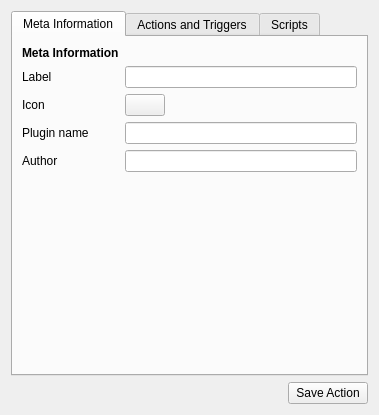
First picture: the form in webappeditor/src/webappaction.ui, repository KDE/silk, before the edit.
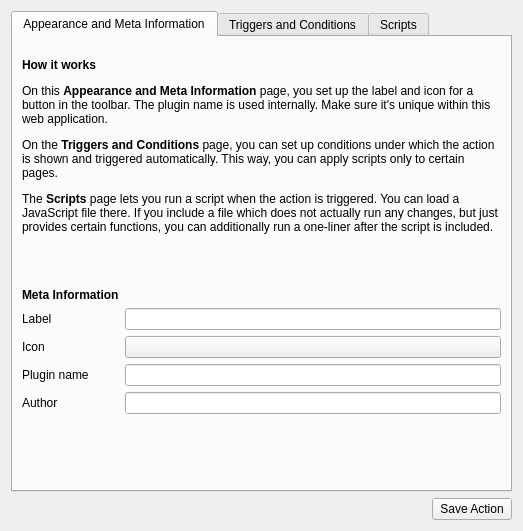
Second picture: the form after the edit. Custom widgets are drawn as their Qt base class.

What changed in the file:
```diff
--- a/webappeditor/src/webappaction.ui
+++ b/webappeditor/src/webappaction.ui
@@ -6,8 +6,8 @@
    <rect>
     <x>0</x>
     <y>0</y>
-    <width>379</width>
-    <height>415</height>
+    <width>523</width>
+    <height>531</height>
    </rect>
   </property>
   <property name="windowTitle">
@@ -27,17 +27,50 @@
      </property>
      <widget class="QWidget" name="metaTab">
       <attribute name="title">
-       <string>Meta Information</string>
+       <string>Appearance and Meta Information</string>
       </attribute>
-      <layout class="QFormLayout" name="formLayout_2">
-       <property name="fieldGrowthPolicy">
-        <enum>QFormLayout::ExpandingFieldsGrow</enum>
-       </property>
+      <layout class="QVBoxLayout" name="verticalLayout_7">
+       <item>
+        <widget class="QLabel" name="label_25">
+         <property name="minimumSize">
+          <size>
+           <width>0</width>
+           <height>200</height>
+          </size>
+         </property>
+         <property name="text">
+          <string>&lt;b&gt;How it works&lt;/b&gt;
+&lt;p&gt;
+On this &lt;b&gt;Appearance and Meta Information&lt;/b&gt; page, you set up the label and icon for a button in the toolbar. The plugin name is used internally. Make sure it's unique within this web application.
+&lt;/p&gt;
+&lt;p&gt;
+On the &lt;b&gt;Triggers and Conditions&lt;/b&gt; page, you can set up conditions under which the action is shown and triggered automatically. This way, you can apply scripts only to certain pages.
+&lt;/p&gt;
+&lt;p&gt;
+The &lt;b&gt;Scripts&lt;/b&gt; page lets you run a script when the action is triggered. You can load a JavaScript file there. If you include a file which does not actually run any changes, but just provides certain functions, you can additionally run a one-liner after the script is included.
+&lt;/p&gt;</string>
+         </property>
+         <property name="wordWrap">
+          <bool>true</bool>
+         </property>
+        </widget>
+       </item>
+       <item>
+        <layout class="QFormLayout" name="formLayout_3">
        <item row="0" column="0">
         <widget class="QLabel" name="label_6">
+           <property name="minimumSize">
+            <size>
+             <width>0</width>
+             <height>50</height>
+            </size>
+           </property>
          <property name="text">
           <string>&lt;b&gt;Meta Information&lt;/b&gt;</string>
          </property>
+           <property name="alignment">
+            <set>Qt::AlignBottom|Qt::AlignLeading|Qt::AlignLeft</set>
+           </property>
         </widget>
        </item>
        <item row="1" column="0">
@@ -87,11 +120,26 @@
        <item row="4" column="1">
         <widget class="QLineEdit" name="author"/>
        </item>
+         <item row="5" column="0">
+          <spacer name="verticalSpacer">
+           <property name="orientation">
+            <enum>Qt::Vertical</enum>
+           </property>
+           <property name="sizeHint" stdset="0">
+            <size>
+             <width>20</width>
+             <height>40</height>
+            </size>
+           </property>
+          </spacer>
+         </item>
+        </layout>
+       </item>
       </layout>
      </widget>
      <widget class="QWidget" name="triggerTab">
       <attribute name="title">
-       <string>Actions and Triggers</string>
+       <string>Triggers and Conditions</string>
       </attribute>
       <layout class="QFormLayout" name="formLayout">
        <property name="fieldGrowthPolicy">
```
Left out of the diff: 71 changed lines with no effect on the pictures. Lines whose indentation alone changed are shown as unchanged.
